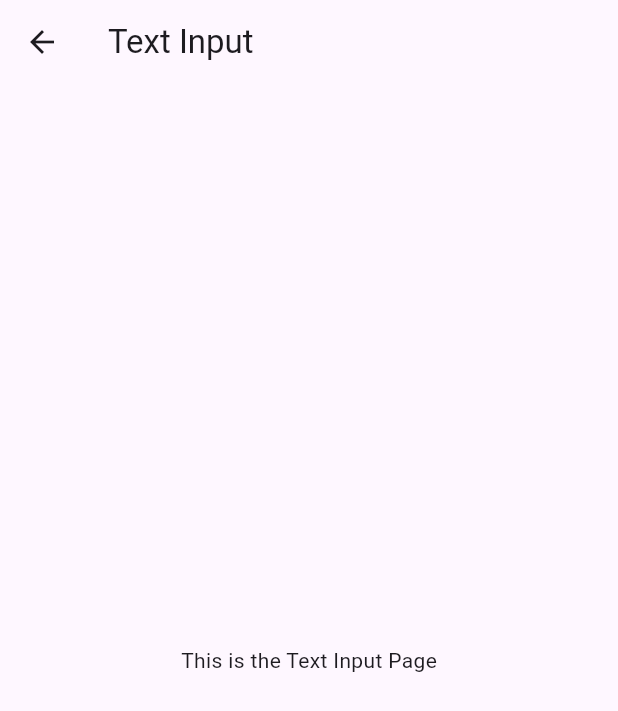
After one commit to HikaruKusanagi27/eitan_app, a Flutter app: the screen it shows after launch, after a tap on the "add" icon, on a phone screen of 412 x 824 dp. The commit adds this screen. Shown: the top 711 px of the screen. Run offline on Flutter 3.47's test engine with Material 3 defaults, Android fonts, the phone set to English and light mode, and no system bars.

Commit message:
テキスト入力画面の作成

```diff
--- a/lib/home/home_page.dart
+++ b/lib/home/home_page.dart
@@ -1,4 +1,5 @@
 import 'package:entan_app/domain/wordentry.dart';
+import 'package:entan_app/text_input.dart';
 import 'package:flutter/material.dart';
 
 
@@ -47,6 +48,17 @@ class _HomePageState extends State<HomePage> {
           },
         ),
       ),
+      floatingActionButton: FloatingActionButton(
+        onPressed: () {
+          Navigator.of(context).push(
+            MaterialPageRoute(
+              builder: (context) => const TextInput(),
+            ),
+          );
+        },
+        tooltip: 'Increment',
+        child: const Icon(Icons.add),
+      ),
     );
   }
 }
--- /dev/null
+++ b/lib/text_input.dart
@@ -0,0 +1,22 @@
+import 'package:flutter/material.dart';
+
+class TextInput extends StatefulWidget {
+  const   TextInput({super.key});
+
+  @override
+  State<TextInput> createState() => _TextInputState();
+}
+
+class _TextInputState extends State<TextInput> {
+  @override
+  Widget build(BuildContext context) {
+    return Scaffold(
+      appBar: AppBar(
+        title: Text('Text Input'),
+      ),
+      body: Center(
+        child: Text('This is the Text Input Page'),
+      ),
+    ) ;
+  }
+}
```
